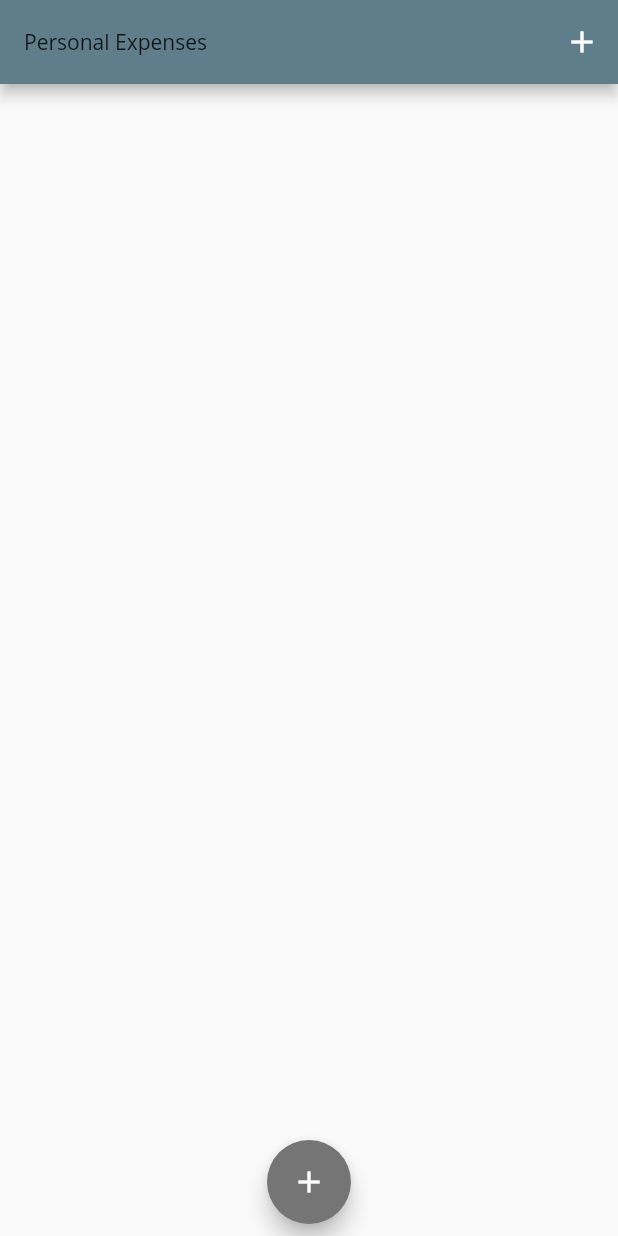
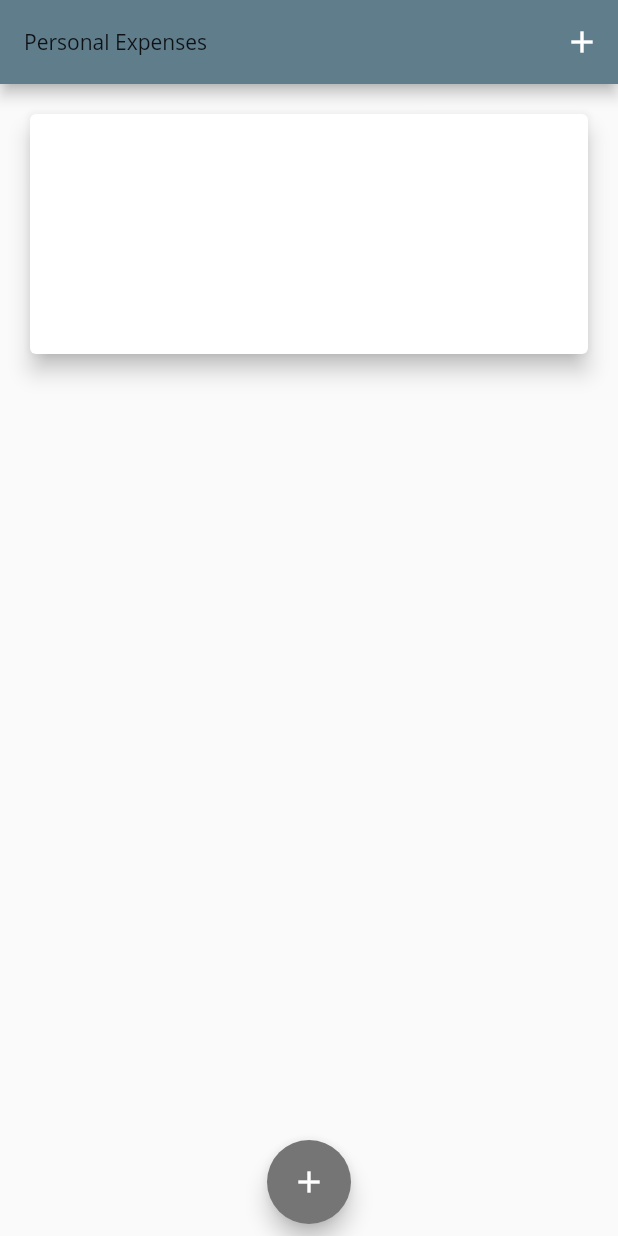
Before and after one commit to Bhavleenk/Personal_Expense_App, a Flutter app: the screen it shows after launch, on a phone screen of 412 x 824 dp. Run offline on Flutter 3.47's test engine with Material 2 defaults, Android fonts, the phone set to English and light mode, and no system bars; Roboto replaces fonts that are missing (Open Sans).

Commit message:
personal_expense

```diff
--- a/lib/widgets/chart.dart
+++ b/lib/widgets/chart.dart
@@ -20,19 +20,23 @@ class Chart extends StatelessWidget {
           totalSum += recentTransactions[i].amount;
         }
       }
-      print(DateFormat.E(weekDay));
+      print(DateFormat.E().format(weekDay));
       print(totalSum);
-      return {'day': DateFormat.E(weekDay), 'amount': totalSum};
+      return {'day': DateFormat.E().format(weekDay), 'amount': totalSum};
     });
   }
 
   @override
   Widget build(BuildContext context) {
-    return Card(
-      elevation: 6,
-      margin: EdgeInsets.all(20),
-      child: Row(
-        children: [],
+    print(groupedTransactionValues);
+    return Container(
+      height: 200,
+      child: Card(
+        elevation: 6,
+        margin: EdgeInsets.all(20),
+        child: Row(
+          children: [],
+        ),
       ),
     );
   }
```
